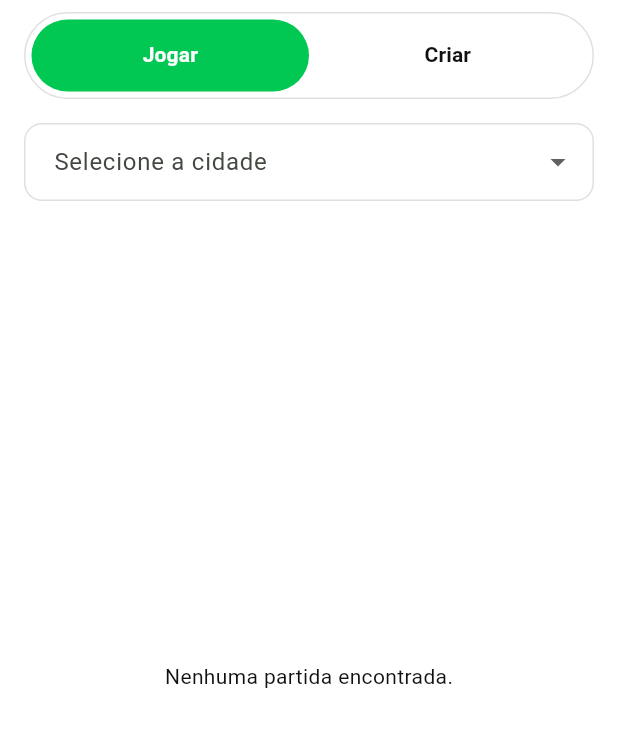
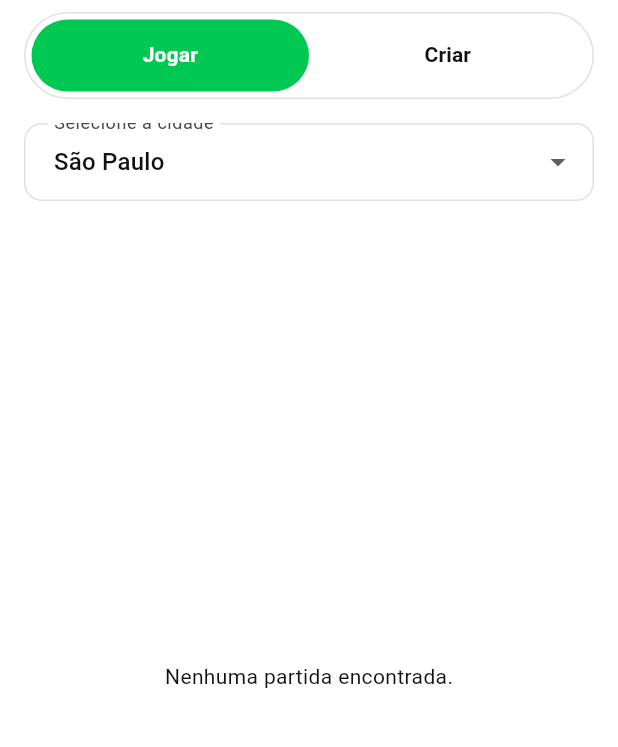
Before and after one commit to Kvcss/futja, a Flutter app: the screen it shows once a user with an empty profile is signed in, on a phone screen of 412 x 824 dp, the part 108-855 px from its top. Run offline on Flutter 3.47's test engine with Material 3 defaults, Android fonts, the phone set to English and light mode, and no system bars; our stand-ins replace cloud_firestore, firebase_auth, firebase_core, firebase_messaging, firebase_storage, image_picker; accounts and stored records are empty.

```diff
--- a/lib/views/home_page.dart
+++ b/lib/views/home_page.dart
@@ -29,7 +29,10 @@ class HomePage extends StatelessWidget {
     final matchService = context.read<MatchService>();
 
     return ChangeNotifierProvider(
-      create: (_) => MatchListViewModel(matchService: matchService),
+      create: (_) => MatchListViewModel(
+        matchService: matchService,
+        initialCity: 'São Paulo',
+      ),
       child: const _HomePageContent(),
     );
   }
@@ -56,10 +59,8 @@ class _HomePageContent extends StatelessWidget {
             children: [
               Image.asset(
                 'images/futja_logo_clean.png',
-                // width: 100,
                 height: 150,
               ),
-              //    const SizedBox(width: 10),
               const Text(
                 'FUT JÁ',
                 style: TextStyle(
@@ -71,12 +72,35 @@ class _HomePageContent extends StatelessWidget {
             ],
           ),
           actions: [
-            IconButton(
-              onPressed: () {
+            Builder(
+              builder: (context) {
+                return IconButton(
+                  onPressed: () {
+                    Scaffold.of(context).openEndDrawer();
+                  },
+                  icon: const Icon(Icons.menu_rounded),
+                );
               },
-              icon: const Icon(Icons.menu_rounded),
             ),
           ],
+        ),
+        endDrawer: Drawer(
+          child: SafeArea(
+            child: ListView(
+              padding: EdgeInsets.zero,
+              children: [
+                ListTile(
+                  leading: const Icon(Icons.logout),
+                  title: const Text('Sair'),
+                  onTap: () async {
+                    final authViewModel = context.read<AuthViewModel>();
+                    await authViewModel.signOut();
+                    Navigator.of(context).pop();
+                  },
+                ),
+              ],
+            ),
+          ),
         ),
         body: Column(
           children: [
@@ -111,8 +135,7 @@ class _HomeTabs extends StatelessWidget {
         border: Border.all(color: AppColors.border),
       ),
       child: TabBar(
-        dividerColor:
-        Colors.transparent,
+        dividerColor: Colors.transparent,
         indicator: BoxDecoration(
           color: AppColors.primaryGreen,
           borderRadius: BorderRadius.circular(28),
@@ -132,7 +155,6 @@ class _HomeTabs extends StatelessWidget {
     );
   }
 }
-
 
 class _MatchesTab extends StatelessWidget {
   String _formatDateTime(DateTime dt) {
@@ -222,7 +244,6 @@ class _MatchesTab extends StatelessWidget {
   }
 }
 
-/// CARD de partida (foto + infos)
 class _MatchCard extends StatelessWidget {
   final Match match;
   final String formattedDate;
@@ -292,7 +313,6 @@ class _MatchCard extends StatelessWidget {
               child: Row(
                 crossAxisAlignment: CrossAxisAlignment.start,
                 children: [
-                  // Info da partida
                   Expanded(
                     child: Column(
                       crossAxisAlignment: CrossAxisAlignment.start,
@@ -323,7 +343,6 @@ class _MatchCard extends StatelessWidget {
                       ],
                     ),
                   ),
-                  // Vagas
                   Column(
                     crossAxisAlignment: CrossAxisAlignment.end,
                     children: [
@@ -346,7 +365,6 @@ class _MatchCard extends StatelessWidget {
   }
 }
 
-/// TAB "CRIAR" – formulário na mesma tela
 class _CreateMatchTab extends StatelessWidget {
   final String? userName;
 
@@ -466,7 +484,6 @@ class _CreateMatchFormState extends State<_CreateMatchForm> {
         child: Column(
           crossAxisAlignment: CrossAxisAlignment.start,
           children: [
-            // Cabeçalho "Olá, ...!"
             Row(
               children: [
                 const CircleAvatar(
@@ -496,8 +513,6 @@ class _CreateMatchFormState extends State<_CreateMatchForm> {
               ],
             ),
             const SizedBox(height: 20),
-
-            // Nome da partida
             TextFormField(
               controller: _titleController,
               decoration: const InputDecoration(
@@ -511,8 +526,6 @@ class _CreateMatchFormState extends State<_CreateMatchForm> {
               },
             ),
             const SizedBox(height: 12),
-
-            // Cidade
             DropdownButtonFormField<String>(
               value: _selectedCity,
               decoration: const InputDecoration(
@@ -536,8 +549,6 @@ class _CreateMatchFormState extends State<_CreateMatchForm> {
               },
             ),
             const SizedBox(height: 12),
-
-            // Local
             TextFormField(
               controller: _locationController,
               decoration: const InputDecoration(
@@ -551,8 +562,6 @@ class _CreateMatchFormState extends State<_CreateMatchForm> {
               },
             ),
             const SizedBox(height: 12),
-
-            // Data / hora + vagas
             Row(
               children: [
                 Expanded(
@@ -595,8 +604,6 @@ class _CreateMatchFormState extends State<_CreateMatchForm> {
               ],
             ),
             const SizedBox(height: 12),
-
-            // Nível técnico
             DropdownButtonFormField<String>(
               value: _selectedLevel,
               decoration: const InputDecoration(
@@ -615,8 +622,6 @@ class _CreateMatchFormState extends State<_CreateMatchForm> {
               },
             ),
             const SizedBox(height: 12),
-
-            // Foto
             Container(
               padding: const EdgeInsets.all(12),
               decoration: BoxDecoration(
@@ -658,7 +663,6 @@ class _CreateMatchFormState extends State<_CreateMatchForm> {
               ),
             ),
             const SizedBox(height: 24),
-
             if (vm.errorMessage != null) ...[
               Text(
                 vm.errorMessage!,
@@ -666,7 +670,6 @@ class _CreateMatchFormState extends State<_CreateMatchForm> {
               ),
               const SizedBox(height: 8),
             ],
-
             SizedBox(
               width: double.infinity,
               child: ElevatedButton(
```
Also changed, not shown: lib/main.dart (+7 -1 lines), lib/viewmodels/auth_view_model.dart (+20 -3 lines).
